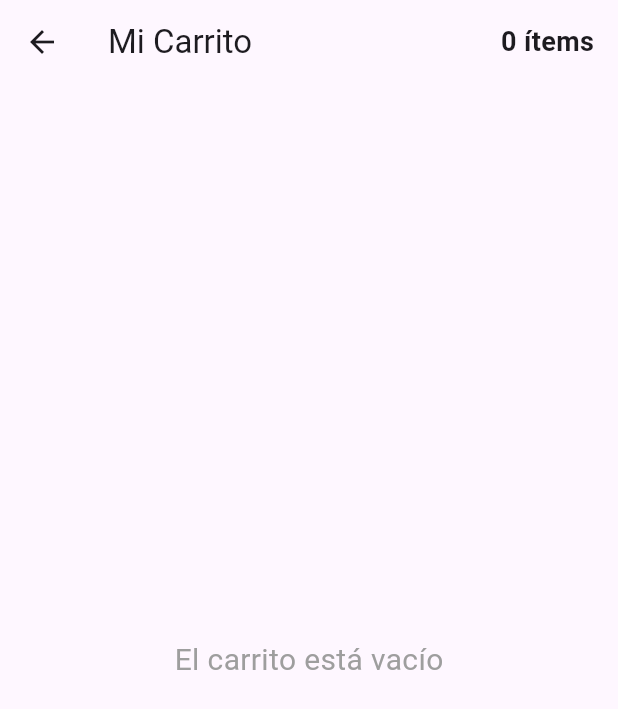
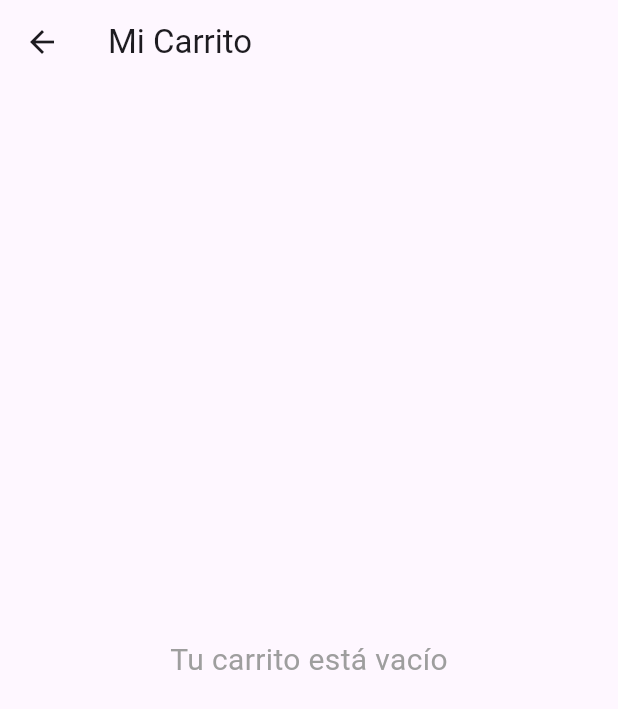
Before and after one commit to adrell99/arma_tu_almuerzo, a Flutter app: the CarritoScreen screen opened directly, on a phone screen of 412 x 824 dp. Shown: the top 709 px of the screen. Run offline on Flutter 3.47's test engine with Material 3 defaults, Android fonts, the phone set to English and light mode, and no system bars.

Commit message:
Update carrito.dart

```diff
--- a/lib/screens/carrito.dart
+++ b/lib/screens/carrito.dart
@@ -1,105 +1,186 @@
-// lib/screens/carrito_screen.dart
-import 'package:arma_tu_almuerzo/models/carrito.dart';
+// lib/screens/carrito.dart
 import 'package:flutter/material.dart';
 import 'package:provider/provider.dart';
-// ← Import correcto del provider
-// Para acceder a MenuItem si necesitas algo extra
+import 'package:url_launcher/url_launcher.dart';
+import '../models/carrito.dart';
+import '../models/item_menu.dart';
 
-class CarritoScreen extends StatelessWidget {
+class CarritoScreen extends StatefulWidget {
   const CarritoScreen({super.key});
 
   @override
+  State<CarritoScreen> createState() => _CarritoScreenState();
+}
+
+class _CarritoScreenState extends State<CarritoScreen> {
+  final _formKey = GlobalKey<FormState>();
+  final _nombreController = TextEditingController();
+  final _telefonoController = TextEditingController();
+  final _direccionController = TextEditingController();
+  final _notaController = TextEditingController();
+
+  @override
+  void dispose() {
+    _nombreController.dispose();
+    _telefonoController.dispose();
+    _direccionController.dispose();
+    _notaController.dispose();
+    super.dispose();
+  }
+
+  // Función para eliminar una unidad de un ítem (o todas si solo hay una)
+  void _eliminarItem(MenuItem item) {
+    final carritoProvider =
+        Provider.of<CarritoProvider>(context, listen: false);
+    carritoProvider.remover(item); // Usa tu método remover (quita una unidad)
+
+    ScaffoldMessenger.of(context).showSnackBar(
+      const SnackBar(
+        content: Text('Ítem eliminado del carrito'),
+        duration: Duration(seconds: 1),
+      ),
+    );
+  }
+
+  Future<void> _enviarPedidoPorWhatsApp() async {
+    if (!_formKey.currentState!.validate()) {
+      ScaffoldMessenger.of(context).showSnackBar(
+        const SnackBar(
+            content: Text('Por favor completa todos los campos obligatorios')),
+      );
+      return;
+    }
+
+    final carritoProvider =
+        Provider.of<CarritoProvider>(context, listen: false);
+    final List<ItemCarrito> carritoItems = carritoProvider.items;
+
+    if (carritoItems.isEmpty) {
+      ScaffoldMessenger.of(context).showSnackBar(
+        const SnackBar(content: Text('El carrito está vacío')),
+      );
+      return;
+    }
+
+    Map<MenuItem, int> agrupados = {};
+    double total = 0.0;
+
+    for (var itemCarrito in carritoItems) {
+      final item = itemCarrito.item; // Cambia si tu campo se llama diferente
+      agrupados[item] = (agrupados[item] ?? 0) + itemCarrito.cantidad;
+      total += item.precio * itemCarrito.cantidad;
+    }
+
+    String detallePedido =
+        agrupados.entries.map((e) => "${e.value}x ${e.key.nombre}").join('\n');
+
+    String nota = _notaController.text.trim().isEmpty
+        ? "Sin nota adicional"
+        : _notaController.text.trim();
+
+    String mensaje = """
+*NUEVO PEDIDO* 🍱
+
+*Nombre:* ${_nombreController.text.trim()}
+*Teléfono WhatsApp:* ${_telefonoController.text.trim()}
+*Dirección / Barrio:* ${_direccionController.text.trim()}
+
+*Pedido:*
+$detallePedido
+
+*Nota:* $nota
+
+*Total a pagar:* \$${total.toStringAsFixed(0)}
+
+¡Gracias por tu pedido! Te confirmaremos pronto 🚀
+""";
+
+    // === TU NÚMERO DE WHATSAPP REAL (con código de país, sin + ni espacios) ===
+    final String tuNumeroWhatsApp = "573176496806"; // ← CAMBIA AQUÍ
+
+    final Uri whatsappUrl = Uri.parse(
+      "https://wa.me/$tuNumeroWhatsApp?text=${Uri.encodeComponent(mensaje)}",
+    );
+
+    if (await canLaunchUrl(whatsappUrl)) {
+      await launchUrl(whatsappUrl, mode: LaunchMode.externalApplication);
+
+      if (!mounted) return;
+
+      ScaffoldMessenger.of(context).showSnackBar(
+        const SnackBar(
+          content: Text('¡Pedido enviado por WhatsApp!'),
+          backgroundColor: Colors.green,
+        ),
+      );
+    } else {
+      if (!mounted) return;
+
+      ScaffoldMessenger.of(context).showSnackBar(
+        const SnackBar(content: Text('No se pudo abrir WhatsApp')),
+      );
+    }
+  }
+
+  @override
   Widget build(BuildContext context) {
-    final carrito = Provider.of<CarritoProvider>(context);
+    final carritoProvider = Provider.of<CarritoProvider>(context);
+    final List<ItemCarrito> carritoItems = carritoProvider.items;
+
+    double total = 0.0;
+    for (var itemCarrito in carritoItems) {
+      total += itemCarrito.item.precio * itemCarrito.cantidad;
+    }
 
     return Scaffold(
       appBar: AppBar(
         title: const Text('Mi Carrito'),
-        actions: [
-          Padding(
-            padding: const EdgeInsets.only(right: 16.0),
-            child: Center(
-              child: Text(
-                '${carrito.cantidadTotal} ítems',
-                style:
-                    const TextStyle(fontSize: 18, fontWeight: FontWeight.bold),
       ),
-            ),
-          ),
-        ],
-      ),
-      body: carrito.items.isEmpty
+      body: carritoItems.isEmpty
           ? const Center(
               child: Text(
-                'El carrito está vacío',
+                'Tu carrito está vacío',
                 style: TextStyle(fontSize: 20, color: Colors.grey),
               ),
             )
-          : Column(
+          : SingleChildScrollView(
+              padding: const EdgeInsets.all(16),
+              child: Column(
+                crossAxisAlignment: CrossAxisAlignment.start,
                 children: [
-                Expanded(
-                  child: ListView.builder(
-                    padding: const EdgeInsets.all(16),
-                    itemCount: carrito.items.length,
+                  const Text(
+                    'Resumen de tu pedido',
+                    style: TextStyle(fontSize: 20, fontWeight: FontWeight.bold),
+                  ),
+                  const SizedBox(height: 10),
+                  ListView.builder(
+                    shrinkWrap: true,
+                    physics: const NeverScrollableScrollPhysics(),
+                    itemCount: carritoItems.length,
                     itemBuilder: (context, index) {
-                      final itemCarrito = carrito.items[index];
-                      final item = itemCarrito.item; // ← Ahora sí coincide
-
+                      final itemCarrito = carritoItems[index];
+                      final item = itemCarrito.item;
                       return Card(
-                        elevation: 4,
-                        margin: const EdgeInsets.symmetric(vertical: 8),
                         child: ListTile(
-                          title: Text(
-                            item.nombre,
-                            style: const TextStyle(fontWeight: FontWeight.bold),
-                          ),
+                          title:
+                              Text("${itemCarrito.cantidad}x ${item.nombre}"),
                           subtitle: Text(
-                            '${item.descripcion}\nCantidad: ${itemCarrito.cantidad}',
-                            maxLines: 2,
+                            item.descripcion,
+                            maxLines: 3,
                             overflow: TextOverflow.ellipsis,
                           ),
-                          isThreeLine: true,
-                          leading: const Icon(Icons.restaurant_menu, size: 40),
-                          trailing: Column(
+                          trailing: Row(
                             mainAxisSize: MainAxisSize.min,
-                            crossAxisAlignment: CrossAxisAlignment.end,
                             children: [
                               Text(
                                 '\$${(item.precio * itemCarrito.cantidad).toStringAsFixed(0)}',
                                 style: const TextStyle(
-                                  fontSize: 18,
-                                  fontWeight: FontWeight.bold,
-                                  color: Colors.green,
-                                ),
-                              ),
-                              Row(
-                                mainAxisSize: MainAxisSize.min,
-                                children: [
-                                  IconButton(
-                                    icon: const Icon(Icons.remove_circle,
-                                        color: Colors.red),
-                                    onPressed: () {
-                                      Provider.of<CarritoProvider>(context,
-                                              listen: false)
-                                          .remover(item);
-                                    },
-                                  ),
-                                  Text(
-                                    '${itemCarrito.cantidad}',
-                                    style: const TextStyle(
-                                        fontSize: 18,
                                     fontWeight: FontWeight.bold),
                               ),
                               IconButton(
-                                    icon: const Icon(Icons.add_circle,
-                                        color: Colors.green),
-                                    onPressed: () {
-                                      Provider.of<CarritoProvider>(context,
-                                              listen: false)
-                                          .agregar(item);
-                                    },
-                                  ),
-                                ],
+                                icon:
+                                    const Icon(Icons.delete, color: Colors.red),
+                                onPressed: () => _eliminarItem(item),
                               ),
                             ],
                           ),
@@ -107,70 +188,85 @@ class CarritoScreen extends StatelessWidget {
                       );
                     },
                   ),
+                  const Divider(height: 30),
+                  Text(
+                    'Total: \$${total.toStringAsFixed(0)}',
+                    style: const TextStyle(
+                        fontSize: 26,
+                        fontWeight: FontWeight.bold,
+                        color: Colors.green),
                   ),
-                // Total
-                Container(
-                  padding: const EdgeInsets.all(20),
-                  color: Colors.orange[100],
-                  child: Row(
-                    mainAxisAlignment: MainAxisAlignment.spaceBetween,
+                  const SizedBox(height: 20),
+                  const Text(
+                    'Completa tus datos para el pedido',
+                    style: TextStyle(fontSize: 18, fontWeight: FontWeight.bold),
+                  ),
+                  const SizedBox(height: 10),
+                  Form(
+                    key: _formKey,
+                    child: Column(
                       children: [
-                      const Text(
-                        'Total a pagar:',
-                        style: TextStyle(
-                            fontSize: 24, fontWeight: FontWeight.bold),
+                        TextFormField(
+                          controller: _nombreController,
+                          decoration: const InputDecoration(
+                            labelText: 'Nombre completo *',
+                            border: OutlineInputBorder(),
                           ),
-                      Text(
-                        '\$${carrito.total.toStringAsFixed(0)}',
-                        style: const TextStyle(
-                          fontSize: 28,
-                          fontWeight: FontWeight.bold,
-                          color: Colors.green,
+                          validator: (value) =>
+                              value!.trim().isEmpty ? 'Obligatorio' : null,
                         ),
+                        const SizedBox(height: 16),
+                        TextFormField(
+                          controller: _telefonoController,
+                          decoration: const InputDecoration(
+                            labelText: 'Teléfono WhatsApp *',
+                            border: OutlineInputBorder(),
+                          ),
+                          keyboardType: TextInputType.phone,
+                          validator: (value) =>
+                              value!.trim().isEmpty ? 'Obligatorio' : null,
+                        ),
+                        const SizedBox(height: 16),
+                        TextFormField(
+                          controller: _direccionController,
+                          decoration: const InputDecoration(
+                            labelText: 'Dirección y barrio *',
+                            border: OutlineInputBorder(),
+                          ),
+                          maxLines: 2,
+                          validator: (value) =>
+                              value!.trim().isEmpty ? 'Obligatorio' : null,
+                        ),
+                        const SizedBox(height: 16),
+                        TextFormField(
+                          controller: _notaController,
+                          decoration: const InputDecoration(
+                            labelText: 'Nota adicional (opcional)',
+                            hintText:
+                                'Ej: En alitas sacar ensalada, timbre fuerte, etc.',
+                            border: OutlineInputBorder(),
+                          ),
+                          maxLines: 3,
                         ),
                       ],
                     ),
                   ),
-                // Botón confirmar
-                Padding(
-                  padding: const EdgeInsets.all(16),
-                  child: SizedBox(
-                    width: double.infinity,
-                    child: ElevatedButton(
+                  const SizedBox(height: 30),
+                  ElevatedButton(
+                    onPressed: _enviarPedidoPorWhatsApp,
                     style: ElevatedButton.styleFrom(
                       padding: const EdgeInsets.symmetric(vertical: 18),
-                        backgroundColor: Colors.orange,
-                        textStyle: const TextStyle(fontSize: 20),
+                      minimumSize: const Size(double.infinity, 60),
+                      backgroundColor: Colors.green,
                     ),
-                      onPressed: carrito.items.isEmpty
-                          ? null
-                          : () {
-                              showDialog(
-                                context: context,
-                                builder: (_) => AlertDialog(
-                                  title: const Text('¡Pedido confirmado!'),
-                                  content: const Text(
-                                      'Tu almuerzo llegará pronto. ¡Gracias por tu pedido!'),
-                                  actions: [
-                                    TextButton(
-                                      onPressed: () {
-                                        carrito.vaciar(); // ← Método correcto
-                                        Navigator.pop(
-                                            context); // Cierra diálogo
-                                        Navigator.pop(
-                                            context); // Vuelve al menú
-                                      },
-                                      child: const Text('OK'),
+                    child: const Text(
+                      'Enviar Pedido por WhatsApp',
+                      style: TextStyle(fontSize: 20, color: Colors.white),
                     ),
+                  ),
+                  const SizedBox(height: 20),
                 ],
               ),
-                              );
-                            },
-                      child: const Text('Confirmar Pedido'),
-                    ),
-                  ),
-                ),
-              ],
             ),
     );
   }
```
Lines whose indentation alone changed are shown as unchanged.
